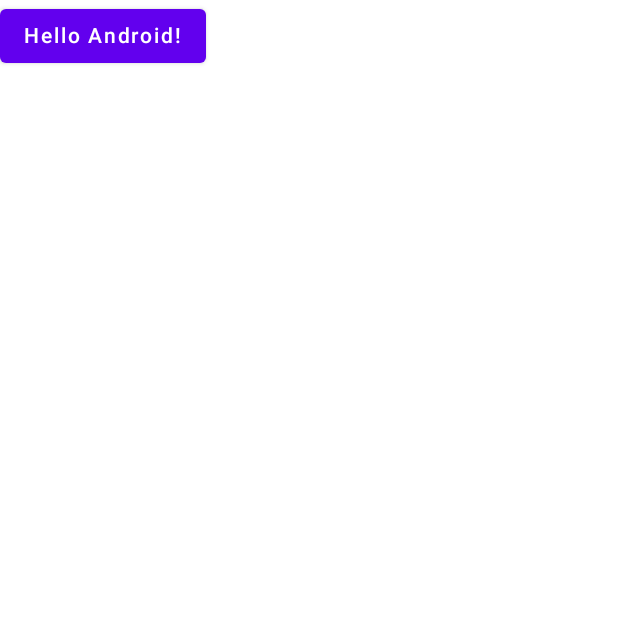
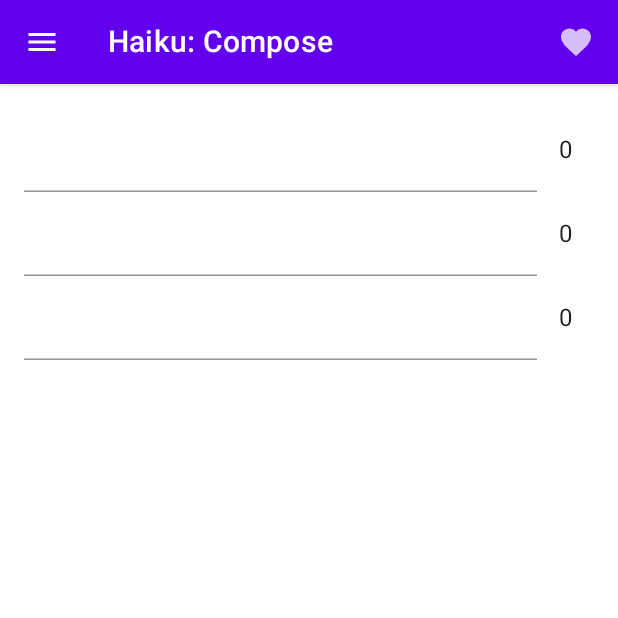
Before and after one commit to takecare/haiku, an Android app built with Jetpack Compose: the screen it shows after launch (MainActivity), on a phone screen of 412 x 824 dp, the top half of it. Run offline under Robolectric (Android 15) with nearby library versions, the light colour scheme and no system bars; our stand-ins replace Dagger/Hilt's generated code.

Commit message:
android: manage ui states

```diff
--- a/android/app/src/main/java/dev/ruibot/haiku/MainActivity.kt
+++ b/android/app/src/main/java/dev/ruibot/haiku/MainActivity.kt
@@ -4,83 +4,37 @@
 import android.util.Log
 import androidx.activity.ComponentActivity
 import androidx.activity.compose.setContent
+import androidx.compose.foundation.layout.Arrangement
 import androidx.compose.foundation.layout.Column
+import androidx.compose.foundation.layout.Row
 import androidx.compose.foundation.layout.fillMaxSize
-import androidx.compose.material.Button
+import androidx.compose.foundation.layout.fillMaxWidth
+import androidx.compose.foundation.layout.padding
+import androidx.compose.foundation.rememberScrollState
+import androidx.compose.foundation.verticalScroll
+import androidx.compose.material.Icon
+import androidx.compose.material.IconButton
 import androidx.compose.material.MaterialTheme
 import androidx.compose.material.Surface
 import androidx.compose.material.Text
+import androidx.compose.material.TextField
+import androidx.compose.material.TextFieldDefaults.textFieldColors
+import androidx.compose.material.TopAppBar
+import androidx.compose.material.icons.Icons
+import androidx.compose.material.icons.filled.Favorite
+import androidx.compose.material.icons.filled.Menu
 import androidx.compose.runtime.Composable
+import androidx.compose.runtime.getValue
+import androidx.compose.ui.Alignment
 import androidx.compose.ui.Modifier
+import androidx.compose.ui.text.input.VisualTransformation
 import androidx.compose.ui.tooling.preview.Preview
-import androidx.lifecycle.ViewModel
-import androidx.lifecycle.viewModelScope
+import androidx.compose.ui.unit.dp
+import androidx.lifecycle.compose.ExperimentalLifecycleComposeApi
+import androidx.lifecycle.compose.collectAsStateWithLifecycle
 import androidx.lifecycle.viewmodel.compose.viewModel
 import dagger.hilt.android.AndroidEntryPoint
-import dagger.hilt.android.lifecycle.HiltViewModel
-import dev.ruibot.haiku.data.HaikuRepository
-import dev.ruibot.haiku.data.Syllables
 import dev.ruibot.haiku.ui.theme.HaikuTheme
-import kotlinx.coroutines.flow.MutableStateFlow
-import kotlinx.coroutines.flow.StateFlow
-import kotlinx.coroutines.launch
-import javax.inject.Inject
-
-data class UiSyllables( // TODO better name
-    val totalCount: Int = 0,
-    val countPerLine: List<Int> = emptyList(),
-    val syllables: List<List<String>> = emptyList()
-)
-
-sealed class WriteUiState {
-    object Loading : WriteUiState()
-    data class Content(val syllables: UiSyllables) : WriteUiState()
-    data class Error(val message: String) : WriteUiState()
-}
-
-@HiltViewModel
-class MainViewModel @Inject constructor(
-    private val repository: HaikuRepository
-) : ViewModel() {
-
-    // https://proandroiddev.com/livedata-vs-sharedflow-and-stateflow-in-mvvm-and-mvi-architecture-57aad108816d
-    // https://medium.com/androiddevelopers/a-safer-way-to-collect-flows-from-android-uis-23080b1f8bda
-
-    private val _uiState = MutableStateFlow<WriteUiState>(WriteUiState.Content(UiSyllables()))
-    val uiState: StateFlow<WriteUiState> = _uiState
-
-//    private val _event: MutableSharedFlow<Event> = MutableSharedFlow<Event>()
-//    val event = _event.asSharedFlow()
-
-    init {
-        _uiState.value = WriteUiState.Loading
-        // TODO get poem loaded from db
-//        viewModelScope.launch {
-//            repository.getPoem(listOf("palavra"))
-//        }
-    }
-
-    fun load(input: List<String>) {
-        viewModelScope.launch {
-            val result: Result<Syllables> = repository.getPoem(input)
-            when {
-                result.isSuccess -> {
-                    Log.d("ViewModel", result.toString())
-                    val totalCount = result.getOrNull()?.count ?: 0
-                    val countPerLine = result.getOrNull()?.split?.map { it.size } ?: emptyList()
-                    val split = result.getOrNull()?.split ?: emptyList()
-                    _uiState.value = WriteUiState.Content(
-                        UiSyllables(totalCount, countPerLine, split)
-                    )
-                }
-                result.isFailure -> {
-                    // TODO emit error
-                    Log.e("ViewModel", result.toString())
-                }
-            }
-        }
-    }
-}
 
 @AndroidEntryPoint
 class MainActivity : ComponentActivity() {
@@ -93,36 +47,155 @@
     }
 }
 
+@OptIn(ExperimentalLifecycleComposeApi::class)
 @Composable
-fun Screen(content: @Composable() () -> Unit) {
-    HaikuTheme {
-        Surface(modifier = Modifier.fillMaxSize(), color = MaterialTheme.colors.background) {
-            content()
+fun MainScreen(viewModel: MainViewModel) {
+
+    // https://medium.com/tech-takeaways/how-to-safely-collect-flows-lifecycle-aware-in-jetpack-compose-a-new-approach-ed20ead25be9
+    // https://proandroiddev.com/how-to-collect-flows-lifecycle-aware-in-jetpack-compose-babd53582d0b
+    val state: UiState by viewModel.uiState.collectAsStateWithLifecycle(
+        initialValue = UiState.Content(PoemState())
+    )
+
+    val lines: List<Pair<String, Int>> = when (state) {
+        is UiState.Content -> {
+            val content = state as UiState.Content
+            val syllables = content.poemState
+            Log.d("ViewModel", "content ui state: ${content.poemState.lines.zip(syllables.countPerLine)}")
+            content.poemState.lines.zip(syllables.countPerLine)
+        }
+        is UiState.Error -> {
+            Log.d("ViewModel", "> error ui state")
+            val error = state as UiState.Error
+            val syllables = error.poemState
+            error.poemState.lines.zip(syllables.countPerLine)
+        }
+        is UiState.Loading -> {
+            Log.d("ViewModel", "> loading ui state")
+            val loading = state as UiState.Error
+            val syllables = loading.poemState
+            loading.poemState.lines.zip(syllables.countPerLine)
+        }
+    }
+
+    Screen(title = "Haiku: Compose", onActionClicked = { viewModel.reset() }) {
+        Column {
+            Lines(
+                lines = lines,
+                onValueChange = { id, input -> viewModel.inputChanged(id, input) },
+            )
         }
     }
 }
 
 @Composable
-fun MainScreen(viewModel: MainViewModel) {
-    Screen {
-        // TODO get content from text inputs
-        Greeting("Android", onClick = { viewModel.load(listOf("primeira linha", "segunda linha")) })
+fun Screen(
+    modifier: Modifier = Modifier,
+    title: String,
+    onMenuClick: () -> Unit = {},
+    onActionClicked: () -> Unit = {},
+    content: @Composable() () -> Unit
+) {
+    HaikuTheme {
+        Surface(modifier = Modifier.fillMaxSize(), color = MaterialTheme.colors.background) {
+            Column() {
+                AppBar(
+                    title = title,
+                    onMenuClick = onMenuClick,
+                    onActionClicked = onActionClicked,
+                )
+                Column(modifier = modifier.padding(16.dp)) {
+                    content()
+                }
+            }
+        }
     }
 }
 
 @Composable
-fun Greeting(name: String, onClick: () -> Unit) {
-    Column {
-        Button(onClick = onClick) {
-            Text(text = "Hello $name!")
+fun AppBar(
+    modifier: Modifier = Modifier,
+    title: String = "Haiku",
+    onMenuClick: () -> Unit = {},
+    onActionClicked: () -> Unit = {}
+) {
+    TopAppBar(
+        modifier = modifier,
+        title = { Text(title) },
+        navigationIcon = {
+            IconButton(onClick = onMenuClick) {
+                Icon(Icons.Filled.Menu, contentDescription = null)
+            }
+        },
+        actions = {
+            IconButton(onClick = onActionClicked) {
+                Icon(Icons.Filled.Favorite, contentDescription = "Localized action description")
+            }
+        }
+    )
+}
+
+@Composable
+fun Lines(
+    modifier: Modifier = Modifier,
+    lines: List<Pair<String, Int>> = emptyList(), // List<Pair<Text, SyllableCount>>
+    onValueChange: (Int, String) -> Unit = { _, _ -> }
+) {
+    Column(modifier = modifier.verticalScroll(rememberScrollState())) {
+        lines.forEachIndexed { index, pair ->
+            Line(modifier, pair.first, pair.second, onValueChange = { onValueChange(index, it) })
+        }
+        // TODO button to add one more line
+    }
+}
+
+@Composable
+fun Line(
+    modifier: Modifier = Modifier,
+    text: String = "",
+    count: Int = 0,
+    onValueChange: (String) -> Unit = {}
+) {
+    Row(
+        modifier = modifier.fillMaxWidth(),
+        horizontalArrangement = Arrangement.SpaceBetween,
+        verticalAlignment = Alignment.CenterVertically
+    ) {
+        TextField(
+            modifier = modifier.fillMaxWidth(fraction = 0.9f),
+            singleLine = true,
+            maxLines = 1,
+            visualTransformation = VisualTransformation.None,
+            colors = textFieldColors(
+                backgroundColor = MaterialTheme.colors.onSurface.copy(alpha = 0f)
+            ),
+            value = text,
+            onValueChange = onValueChange
+        )
+        Row(
+            modifier = modifier.fillMaxWidth(fraction = 1f),
+            horizontalArrangement = Arrangement.Center
+            //            contentAlignment = Alignment.Center
+        ) {
+            Text("$count")
         }
     }
 }
 
 @Preview(showBackground = true)
 @Composable
+fun LinesPreview() {
+    Lines(
+        lines = listOf(Pair("linha", 2), Pair("outra linha", 4))
+    )
+}
+
+@Preview(showBackground = true)
+@Composable
 fun DefaultPreview() {
-    Screen {
-        Greeting("Android", onClick = { })
+    Screen(title = "Haiku: Compose") {
+        Lines(
+            lines = listOf(Pair("", 0), Pair("", 0))
+        )
     }
 }
--- a/android/app/src/main/java/dev/ruibot/haiku/data/HaikuRepository.kt
+++ b/android/app/src/main/java/dev/ruibot/haiku/data/HaikuRepository.kt
@@ -6,7 +6,6 @@
 class HaikuRepository @Inject constructor(
     private val service: HaikuService
 ) {
-    // TODO kotlin flows
     // TODO we probably only need getPoem()
     // TODO database: expose flow and method to fetch data (that also writes to db, updating the flow)
 
@@ -29,9 +28,10 @@
         }
     }
 
-    suspend fun getPoem(poem: List<String>): Result<Syllables> {
+    suspend fun getPoem(lines: List<String>): Result<Syllables> {
         return try {
-            val words = service.poem(Poem(poem))
+            val poem = Poem(lines.map { it.trim() })
+            val words = service.poem(poem)
             return Result.success(words)
         } catch (exception: Exception) {
             Result.failure(exception)
--- a/android/app/src/main/java/dev/ruibot/haiku/data/HaikuService.kt
+++ b/android/app/src/main/java/dev/ruibot/haiku/data/HaikuService.kt
@@ -13,7 +13,7 @@
 
 data class Syllables(
     @field:Json(name = "count") val count: Int,
-    @field:Json(name = "split") val split: List<List<String>>
+    @field:Json(name = "split") val split: List<List<List<String>>>
 )
 
 data class Poem(
```
Also changed, not shown: android/app/build.gradle (+4 -5 lines), android/app/src/main/java/dev/ruibot/haiku/MainViewModel.kt (added, +141 -0 lines).
